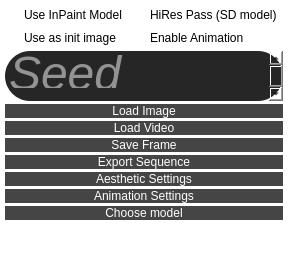
The window that frontend/ui/simple_init_controls.ui (XmYx/ainodes-pyside) describes before a commit, drawn with Qt 5.
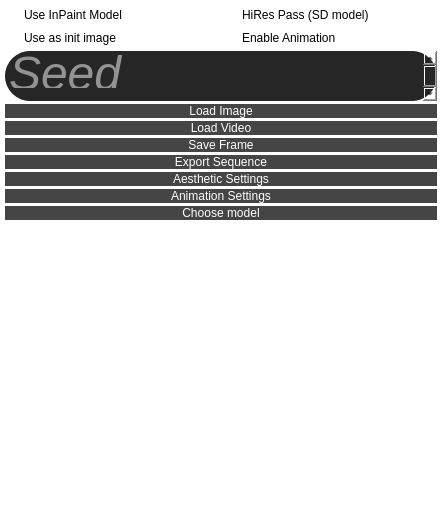
The same window after the commit.

```diff
--- a/frontend/ui/simple_init_controls.ui
+++ b/frontend/ui/simple_init_controls.ui
@@ -6,8 +6,8 @@
    <rect>
     <x>0</x>
     <y>0</y>
-    <width>279</width>
-    <height>253</height>
+    <width>442</width>
+    <height>520</height>
    </rect>
   </property>
   <property name="windowTitle">
```
